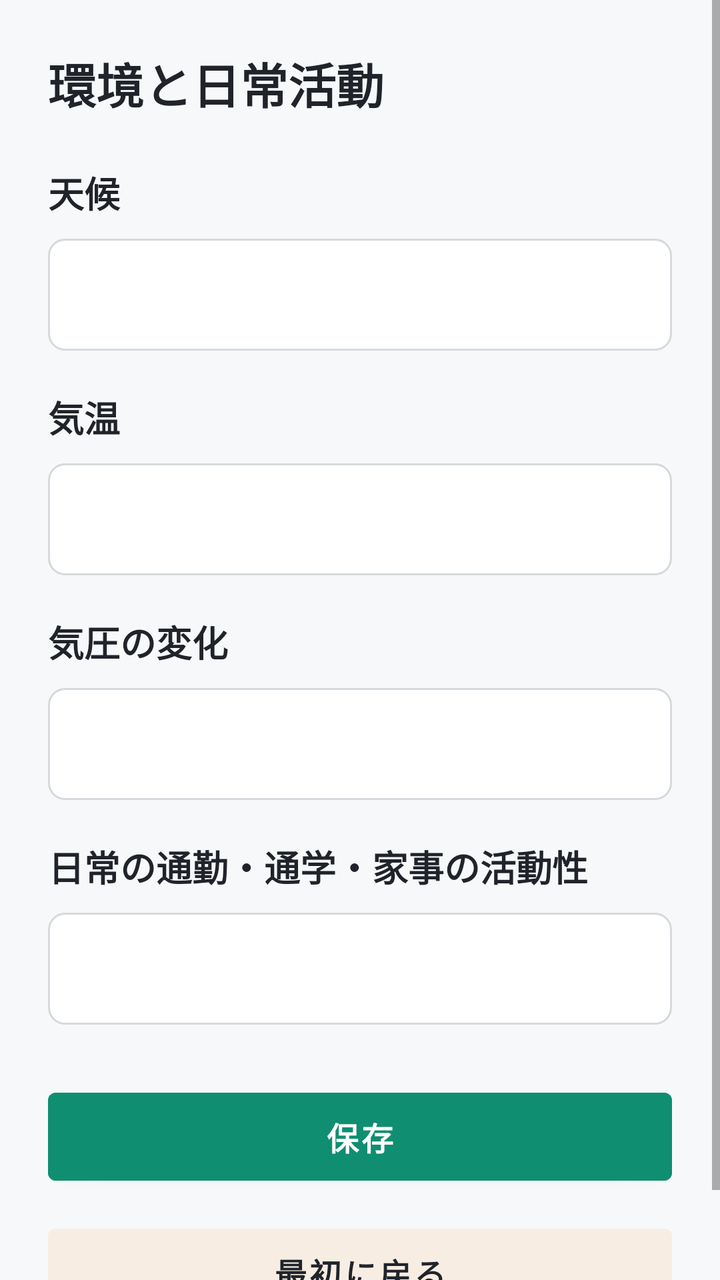
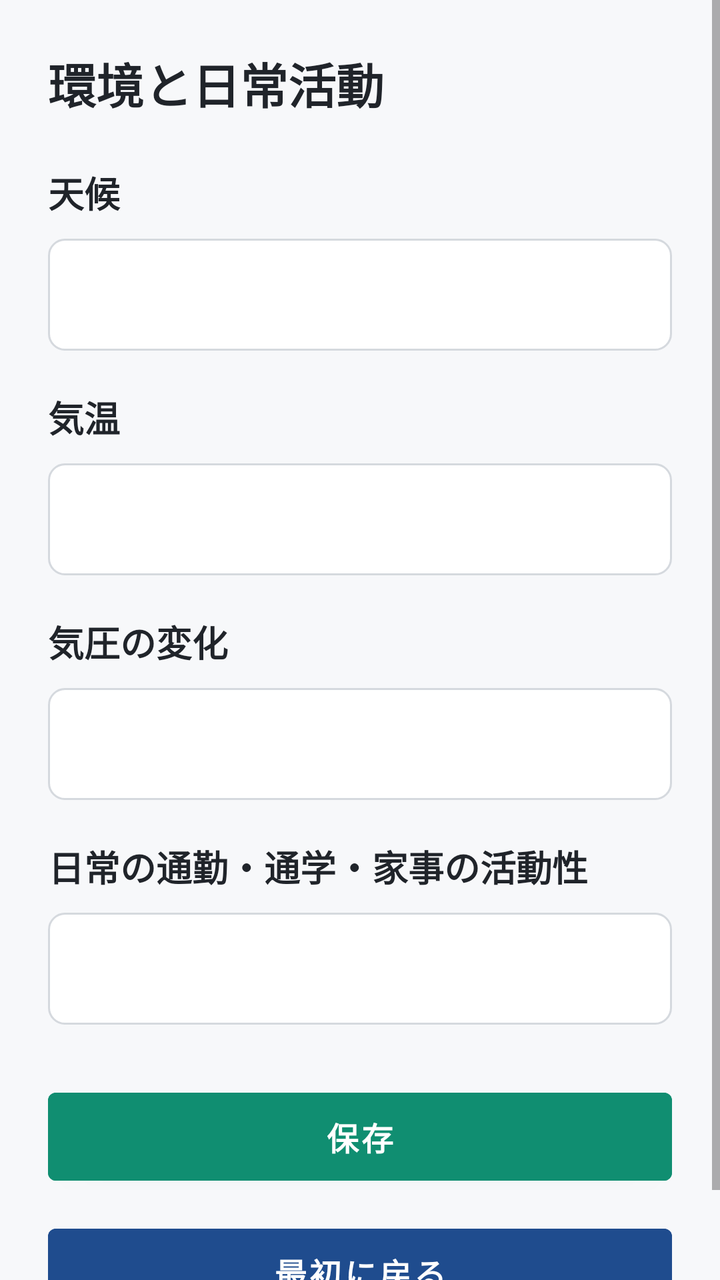

The first picture is an Android layout as it rendered before a commit; the second is the same layout after the commit. The layout source and the unified diff follow.
<!-- AndroidManifest.xml: application theme Theme.PainRecord001 -->
<!-- res/layout/activity_next.xml -->
<?xml version="1.0" encoding="utf-8"?>
<ScrollView xmlns:android="http://schemas.android.com/apk/res/android"
    android:layout_width="match_parent"
    android:layout_height="match_parent"
    android:background="@color/screen_background"
    android:fillViewport="true">

    <LinearLayout
        android:layout_width="match_parent"
        android:layout_height="wrap_content"
        android:orientation="vertical"
        android:padding="24dp">

        <TextView
            android:layout_width="match_parent"
            android:layout_height="wrap_content"
            android:text="@string/environment_page_title"
            android:textColor="@color/text_primary"
            android:textSize="24sp"
            android:textStyle="bold" />

        <TextView
            android:layout_width="match_parent"
            android:layout_height="wrap_content"
            android:layout_marginTop="24dp"
            android:text="@string/weather_label"
            android:textColor="@color/text_primary"
            android:textSize="18sp"
            android:textStyle="bold" />

        <Spinner
            android:id="@+id/weatherSpinner"
            android:layout_width="match_parent"
            android:layout_height="56dp"
            android:layout_marginTop="10dp"
            android:background="@drawable/edit_text_background"
            android:paddingHorizontal="12dp" />

        <TextView
            android:layout_width="match_parent"
            android:layout_height="wrap_content"
            android:layout_marginTop="20dp"
            android:text="@string/temperature_label"
            android:textColor="@color/text_primary"
            android:textSize="18sp"
            android:textStyle="bold" />

        <Spinner
            android:id="@+id/temperatureSpinner"
            android:layout_width="match_parent"
            android:layout_height="56dp"
            android:layout_marginTop="10dp"
            android:background="@drawable/edit_text_background"
            android:paddingHorizontal="12dp" />

        <TextView
            android:layout_width="match_parent"
            android:layout_height="wrap_content"
            android:layout_marginTop="20dp"
            android:text="@string/pressure_label"
            android:textColor="@color/text_primary"
            android:textSize="18sp"
            android:textStyle="bold" />

        <Spinner
            android:id="@+id/pressureSpinner"
            android:layout_width="match_parent"
            android:layout_height="56dp"
            android:layout_marginTop="10dp"
            android:background="@drawable/edit_text_background"
            android:paddingHorizontal="12dp" />

        <TextView
            android:layout_width="match_parent"
            android:layout_height="wrap_content"
            android:layout_marginTop="20dp"
            android:text="@string/daily_activity_label"
            android:textColor="@color/text_primary"
            android:textSize="18sp"
            android:textStyle="bold" />

        <Spinner
            android:id="@+id/activitySpinner"
            android:layout_width="match_parent"
            android:layout_height="56dp"
            android:layout_marginTop="10dp"
            android:background="@drawable/edit_text_background"
            android:paddingHorizontal="12dp" />

        <Button
            android:id="@+id/environmentSaveButton"
            android:layout_width="match_parent"
            android:layout_height="56dp"
            android:layout_marginTop="28dp"
            android:backgroundTint="@color/accent"
            android:text="@string/save"
            android:textAllCaps="false"
            android:textColor="@color/white"
            android:textSize="16sp"
            android:textStyle="bold" />

        <Button
            android:id="@+id/environmentReturnToTopButton"
            android:layout_width="match_parent"
            android:layout_height="56dp"
            android:layout_marginTop="12dp"
            android:backgroundTint="@color/clear_button"
            android:text="@string/return_to_top"
            android:textAllCaps="false"
            android:textColor="@color/text_primary"
            android:textSize="16sp"
            android:textStyle="bold" />
    </LinearLayout>
</ScrollView>
<!-- resources referenced by this layout -->
<resources>
  <color name="accent">#FF108E71</color>
  <color name="clear_button">#FFF8EDE3</color>
  <color name="screen_background">#FFF7F8FA</color>
  <color name="text_primary">#FF20242A</color>
  <color name="white">#FFFFFFFF</color>
  <!-- drawable edit_text_background (drawable) -->
  <?xml version="1.0" encoding="utf-8"?>
  <shape xmlns:android="http://schemas.android.com/apk/res/android">
      <solid android:color="@color/white" />
      <stroke
          android:width="1dp"
          android:color="@color/input_border" />
      <corners android:radius="8dp" />
  </shape>
  <string name="daily_activity_label">日常の通勤・通学・家事の活動性</string>
  <string name="environment_page_title">環境と日常活動</string>
  <string name="pressure_label">気圧の変化</string>
  <string name="return_to_top">最初に戻る</string>
  <string name="save">保存</string>
  <string name="temperature_label">気温</string>
  <string name="weather_label">天候</string>
  <style name="Theme.PainRecord001" parent="Theme.MaterialComponents.DayNight.NoActionBar">
          
          <item name="colorPrimary">@color/accent</item>
          <item name="colorPrimaryVariant">@color/mandala_button</item>
          <item name="colorOnPrimary">@color/white</item>
          
          <item name="colorSecondary">@color/teal_200</item>
          <item name="colorSecondaryVariant">@color/teal_700</item>
          <item name="colorOnSecondary">@color/black</item>
          
          <item name="android:statusBarColor">?attr/colorPrimaryVariant</item>
          
      </style>
  <color name="input_border">#FFD5D9DE</color>
  <color name="mandala_button">#FF1F4C8E</color>
  <color name="teal_200">#FF03DAC5</color>
  <color name="teal_700">#FF018786</color>
  <color name="black">#FF000000</color>
</resources>

<!-- the commit's change to res/layout/activity_next.xml (unified diff, before → after) -->
@@ -104,10 +104,10 @@
             android:layout_width="match_parent"
             android:layout_height="56dp"
             android:layout_marginTop="12dp"
-            android:backgroundTint="@color/clear_button"
+            android:backgroundTint="@color/mandala_button"
             android:text="@string/return_to_top"
             android:textAllCaps="false"
-            android:textColor="@color/text_primary"
+            android:textColor="@color/white"
             android:textSize="16sp"
             android:textStyle="bold" />
     </LinearLayout>
<!-- resource entries referenced after the edit -->
@@ -1,7 +1,6 @@
 <!-- resources referenced by this layout -->
 <resources>
   <color name="accent">#FF108E71</color>
-  <color name="clear_button">#FFF8EDE3</color>
   <color name="screen_background">#FFF7F8FA</color>
   <color name="text_primary">#FF20242A</color>
   <color name="white">#FFFFFFFF</color>
